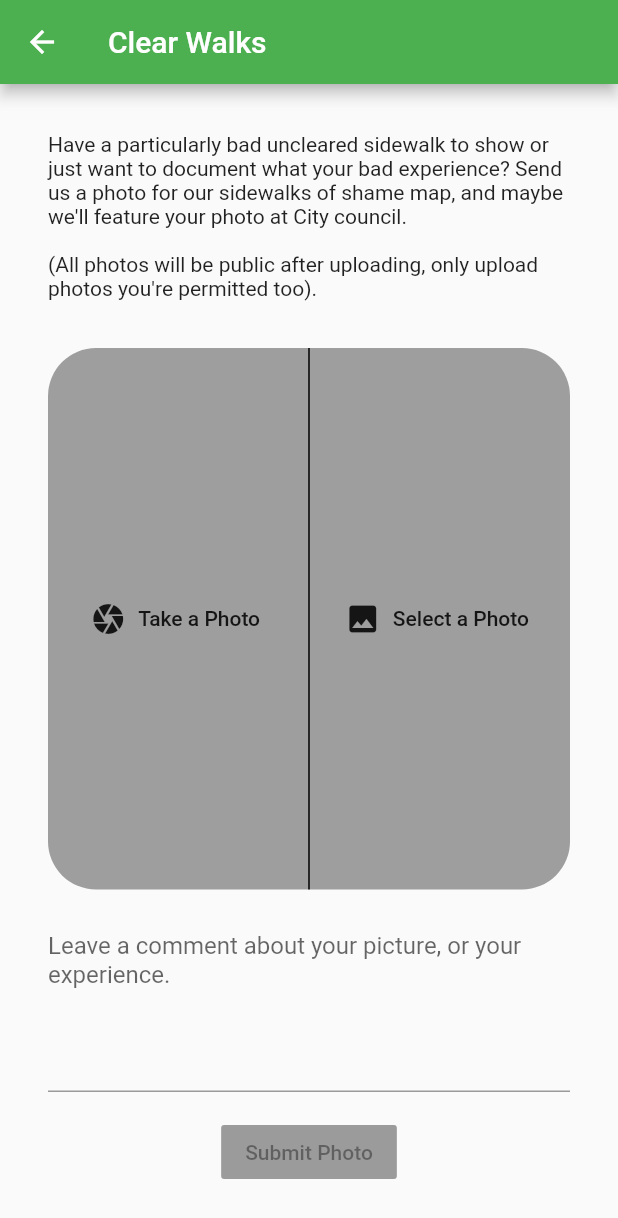
After one commit to danbrotherston/clearwalks, a Flutter app: the Home screen opened by its route, after a tap on the "image" icon, on a phone screen of 412 x 824 dp. The commit adds this screen. Shown: the top 1218 px of the screen. Run offline on Flutter 3.47's test engine with Material 2 defaults, Android fonts, the phone set to English and light mode, and no system bars; our stand-ins replace csv, firebase_auth, firebase_database, google_sign_in, image_picker, location; accounts and stored records are empty; network calls fail; statements that could not run were skipped.

Commit message:
Adding UI for uploading image.

```diff
--- a/lib/home.dart
+++ b/lib/home.dart
@@ -9,6 +9,7 @@ import 'package:clearwalks/location_map.dart';
 import 'package:clearwalks/address_field.dart';
 import 'package:clearwalks/snow_bylaw.dart';
 import 'package:clearwalks/consts.dart';
+import 'package:clearwalks/upload_image.dart';
 
 import 'package:firebase_database/firebase_database.dart';
 import 'package:firebase_auth/firebase_auth.dart';
@@ -102,10 +103,6 @@ class HomeState extends State<Home> with SingleTickerProviderStateMixin {
   @override
   Widget build(BuildContext context) {
     return new Scaffold(
-      floatingActionButton: new FloatingActionButton(
-        onPressed: _submitReport,
-        child: new Icon(Icons.add),
-      ),
       appBar: new AppBar(
         title: new Text('Clear Walks'),
         leading: new IconButton(
@@ -114,16 +111,22 @@ class HomeState extends State<Home> with SingleTickerProviderStateMixin {
         ),
         actions: <Widget>[
           new IconButton(
+            icon: new Icon(Icons.image),
+            onPressed: () => Navigator.of(context).push(new MaterialPageRoute<void>(
+              builder: (BuildContext context) => new UploadImage(_currentLocation),
+            ))
+          ),
+          new IconButton(
             icon: new Icon(Icons.add),
             onPressed: _submitReport,
-          )
+          ),
         ],
       ),
-      /*floatingActionButton: new FloatingActionButton(
+      floatingActionButton: new FloatingActionButton(
         tooltip: 'Submit this sidewalk report.',
         child: new Icon(Icons.add),
         onPressed: _submitReport,
-      ),*/
+      ),
       body: new Builder(
         builder: (BuildContext context) {
           _scaffold = Scaffold.of(context);
--- /dev/null
+++ b/lib/upload_image.dart
@@ -0,0 +1,102 @@
+import 'package:flutter/material.dart';
+
+import 'package:image_picker/image_picker.dart';
+
+import 'dart:io';
+
+class UploadImage extends StatefulWidget {
+  final Map<String, double> location;
+
+  UploadImage(this.location);
+
+  @override
+  _UploadImageState createState() => new _UploadImageState();
+}
+
+class _UploadImageState extends State<UploadImage> {
+  File _image;
+
+  final TextEditingController _commentTextController;
+  _UploadImageState() : _commentTextController = new TextEditingController();
+
+  static const _uploadDescription = '''
+Have a particularly bad uncleared sidewalk to show or just want to document what your bad
+experience? Send us a photo for our sidewalks of shame map, and maybe we'll feature your
+photo at City council.
+
+~~(All photos will be public after uploading, only upload photos you're permitted too).
+  ''';
+
+  void _submitPhoto() {}
+  void _takePhoto() {}
+  void _selectPhoto() {}
+
+  @override
+  Widget build(BuildContext context) {
+    return new Scaffold(
+      appBar: new AppBar(title: new Text('Clear Walks')),
+      body: new Column(
+        children: <Widget>[
+          MediaQuery.of(context).viewInsets.bottom == 0
+            ? new Padding(
+              padding: const EdgeInsets.all(32),
+              child: new Text(_uploadDescription.replaceAll('\n', ' ').replaceAll('~', '\n'))
+            )
+            : new Container(),
+          new Expanded(
+            child: new Center(
+              child: new Padding(
+                padding: const EdgeInsets.symmetric(horizontal:32),
+                child: new Container(
+                  decoration: new BoxDecoration(
+                    color: Colors.grey,
+                    borderRadius: new BorderRadius.circular(32)
+                  ),
+                  child: new Center(
+                    child: new Row(
+                      children: <Widget>[
+                        new Expanded(
+                          child: new FlatButton.icon(
+                            icon: new Icon(Icons.camera),
+                            label: new Text("Take a Photo"),
+                            onPressed: _takePhoto,
+                          )
+                        ),
+                        new Container(
+                          width: 1,
+                          color: Colors.black
+                        ),
+                        new Expanded(
+                          child: new FlatButton.icon(
+                            icon: new Icon(Icons.image),
+                            label: new Text("Select a Photo"),
+                            onPressed: _selectPhoto,
+                          )
+                        )
+                      ]
+                    )
+                  )
+                )
+              )
+            )
+          ),
+          new Padding(
+            padding: const EdgeInsets.symmetric(horizontal: 32, vertical: 16),
+            child: new TextField(
+              decoration: new InputDecoration(hintText: "Leave a comment about your picture, or your experience."),
+              controller: _commentTextController,
+              maxLines: 5,
+            )
+          ),
+          new Padding(
+            padding: new EdgeInsets.only(bottom: MediaQuery.of(context).viewInsets.bottom == 0 ? 32 : 0),
+            child: new RaisedButton(
+              child: new Text("Submit Photo"),
+              onPressed: _image != null ? _submitPhoto : null
+            )
+          )
+        ]
+      )
+    );
+  }
+}
--- a/pubspec.yaml
+++ b/pubspec.yaml
@@ -9,13 +9,14 @@ dependencies:
   # Use with the CupertinoIcons class for iOS style icons.
   cupertino_icons: ^0.1.2
   google_sign_in: 3.2.4
-  firebase_auth: 0.6.2+1
+  firebase_auth: 0.6.6
   firebase_database:
   location:
   http: ^0.12.0
   csv: ^4.0.0
   uuid: ^1.0.1
   intl: 0.15.7
+  image_picker: ^0.4.12+1
 
 dev_dependencies:
   flutter_test:
```
Also changed, not shown: pubspec.lock, 2 other files.
